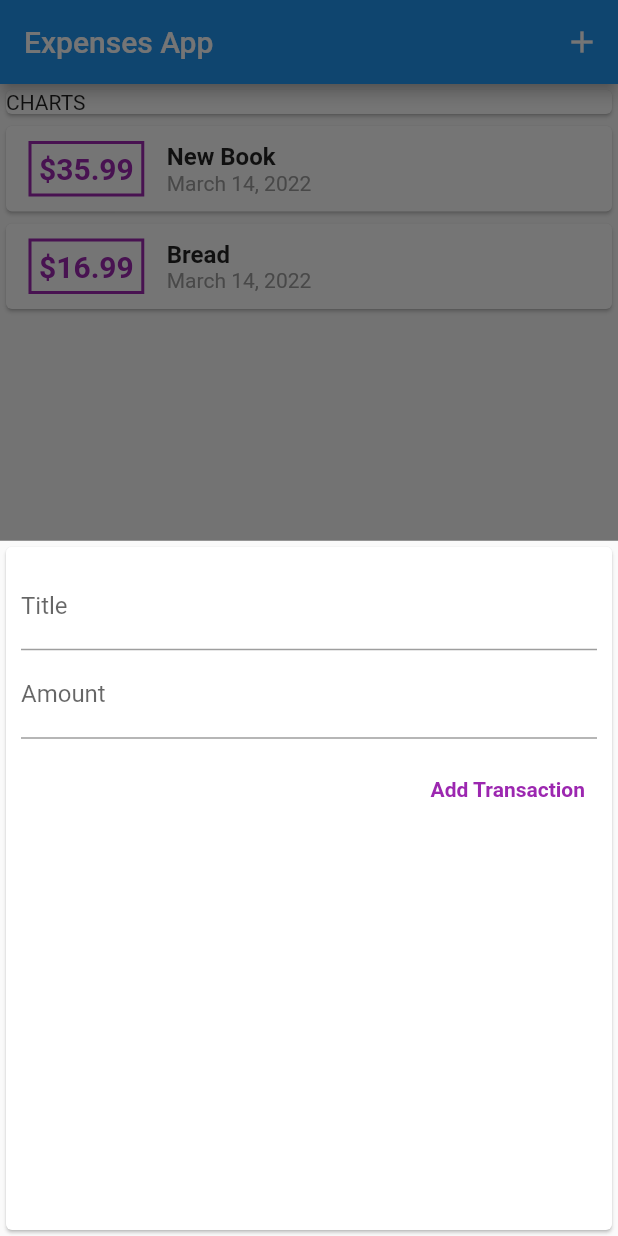
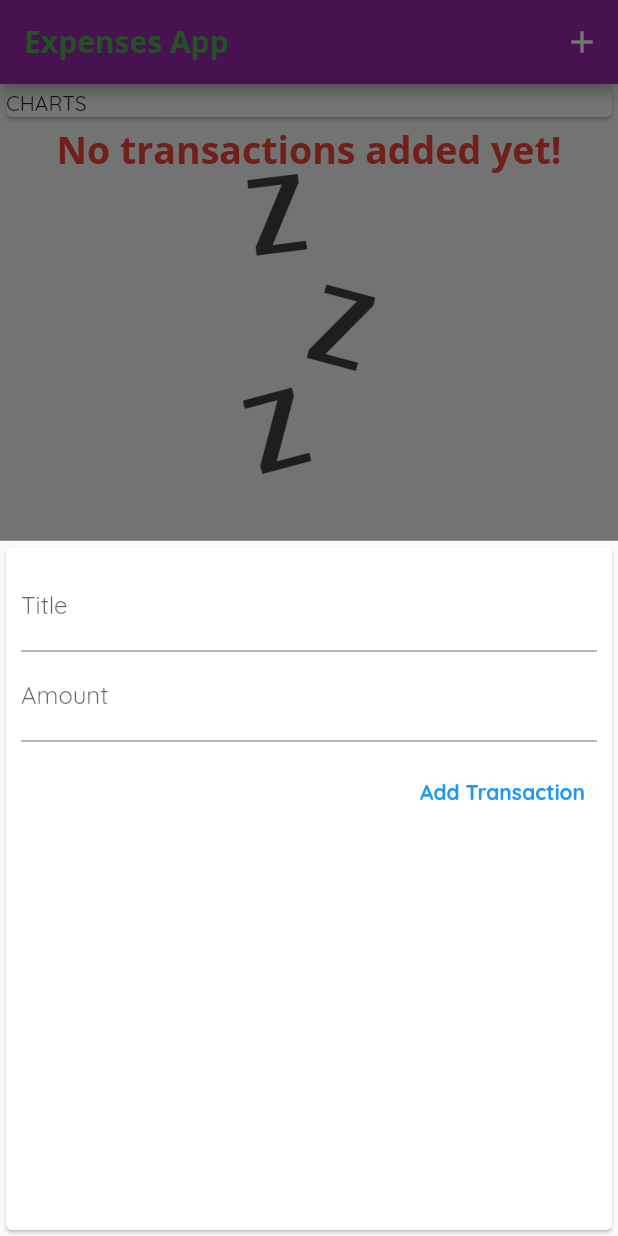
Before and after one commit to rkhaskin/flutter_expense_app, a Flutter app: the screen it shows after launch, after a tap on the "add" icon, on a phone screen of 412 x 824 dp. Run offline on Flutter 3.47's test engine with Material 2 defaults, Android fonts, the phone set to English and light mode, and no system bars.

Commit message:
themes and images

```diff
--- a/lib/main.dart
+++ b/lib/main.dart
@@ -17,18 +17,18 @@ class MyApp extends StatefulWidget {
 
 class _MyAppState extends State<MyApp> {
   final List<Transaction> _userTransactions = [
-    Transaction(
-      id: 't1',
-      title: 'New Book',
-      amount: 35.99,
-      date: DateTime.now(),
-    ),
-    Transaction(
-      id: 't2',
-      title: 'Bread',
-      amount: 16.99,
-      date: DateTime.now(),
-    )
+    // Transaction(
+    //   id: 't1',
+    //   title: 'New Book',
+    //   amount: 35.99,
+    //   date: DateTime.now(),
+    // ),
+    // Transaction(
+    //   id: 't2',
+    //   title: 'Bread',
+    //   amount: 16.99,
+    //   date: DateTime.now(),
+    // )
   ];
 
   void _addNewTransaction(String title, double amount) {
@@ -60,11 +60,33 @@ class _MyAppState extends State<MyApp> {
     return MaterialApp(
       title: 'Flutter Demo',
       theme: ThemeData(
-        primarySwatch: Colors.blue,
+        colorScheme: ColorScheme.fromSwatch(primarySwatch: Colors.purple)
+            .copyWith(secondary: Colors.amber),
+        fontFamily: 'Quicksand',
+        textTheme: const TextTheme(
+          headline6: TextStyle(
+            fontFamily: 'OpenSans',
+            fontSize: 25,
+            fontWeight: FontWeight.bold,
+            color: Colors.red,
+          ),
+        ),
+        appBarTheme: AppBarTheme(
+          titleTextStyle: const TextTheme(
+            headline6: TextStyle(
+              fontFamily: 'OpenSans',
+              fontSize: 20,
+              fontWeight: FontWeight.bold,
+              color: Colors.green,
+            ),
+          ).headline6,
+        ),
       ),
       home: Scaffold(
         appBar: AppBar(
-          title: const Text('Expenses App'),
+          title: const Text(
+            'Expenses App',
+          ),
           actions: [
             Builder(builder: (context) {
               return IconButton(
--- a/lib/widgets/new_transaction.dart
+++ b/lib/widgets/new_transaction.dart
@@ -50,10 +50,10 @@ class _NewTransactionState extends State<NewTransaction> {
               margin: const EdgeInsetsDirectional.only(top: 10, bottom: 10),
               child: TextButton(
                 onPressed: submitData,
-                child: const Text(
+                child: Text(
                   'Add Transaction',
                   style: TextStyle(
-                    color: Colors.purple,
+                    color: Theme.of(context).primaryColor,
                     fontWeight: FontWeight.bold,
                   ),
                 ),
--- a/lib/widgets/transaction_list.dart
+++ b/lib/widgets/transaction_list.dart
@@ -10,7 +10,16 @@ class TransactionList extends StatelessWidget {
   Widget build(BuildContext context) {
     return SizedBox(
       height: 400,
-      child: ListView.builder(
+      child: transactionList.isEmpty
+          ? Column(children: [
+              Text('No transactions added yet!',
+                  style: Theme.of(context).textTheme.headline6),
+              SizedBox(
+                  height: 200,
+                  child: Image.asset('assets/images/waiting.png',
+                      fit: BoxFit.cover)),
+            ])
+          : ListView.builder(
               itemBuilder: (ctx, index) {
                 return Card(
                     child: Row(
@@ -19,28 +28,30 @@ class TransactionList extends StatelessWidget {
                       padding: const EdgeInsets.all(5),
                       decoration: BoxDecoration(
                           border: Border.all(
-                  color: Colors.purple,
+                        color: Theme.of(context).primaryColor,
                         width: 2,
                       )),
-                margin:
-                    const EdgeInsets.symmetric(vertical: 10, horizontal: 15),
+                      margin: const EdgeInsets.symmetric(
+                          vertical: 10, horizontal: 15),
                       child: Text(
                           '\$${transactionList[index].amount.toStringAsFixed(2)}',
-                    style: const TextStyle(
+                          style: TextStyle(
                             fontWeight: FontWeight.bold,
                             fontSize: 20,
-                      color: Colors.purple,
+                            color: Theme.of(context).primaryColor,
                           )),
                     ),
                     Column(
                       crossAxisAlignment: CrossAxisAlignment.start,
                       children: [
-                  Text(transactionList[index].title,
-                      style: const TextStyle(
-                        fontSize: 16,
-                        fontWeight: FontWeight.bold,
-                      )),
-                  Text(DateFormat.yMMMMd().format(transactionList[index].date),
+                        Text(
+                          transactionList[index].title,
+                          // pull style from global theme headline6
+                          style: Theme.of(context).textTheme.headline6,
+                        ),
+                        Text(
+                            DateFormat.yMMMMd()
+                                .format(transactionList[index].date),
                             style: const TextStyle(
                               color: Colors.grey,
                             )),
```
Also changed, not shown: pubspec.yaml (+13 -8 lines), assets/fonts/OpenSans-Bold.ttf (added), assets/fonts/OpenSans-Regular.ttf (added), assets/fonts/Quicksand-Bold.ttf (added), assets/fonts/Quicksand-Light.ttf (added), assets/fonts/Quicksand-Medium.ttf (added), assets/fonts/Quicksand-Regular.ttf (added), assets/images/waiting.png (added). Lines whose indentation alone changed are shown as unchanged.
